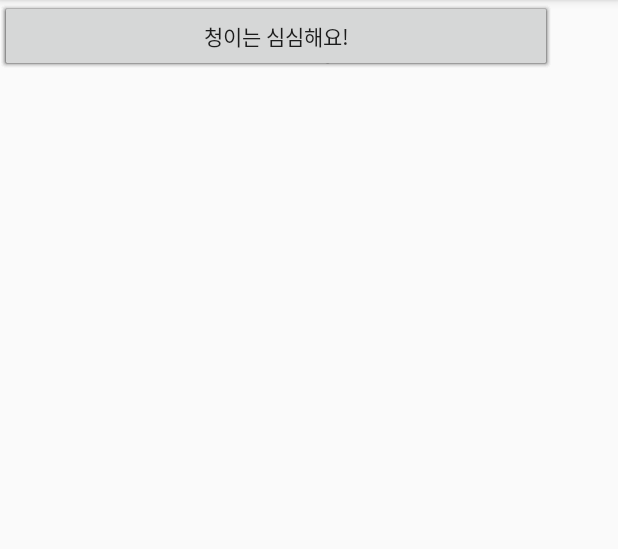
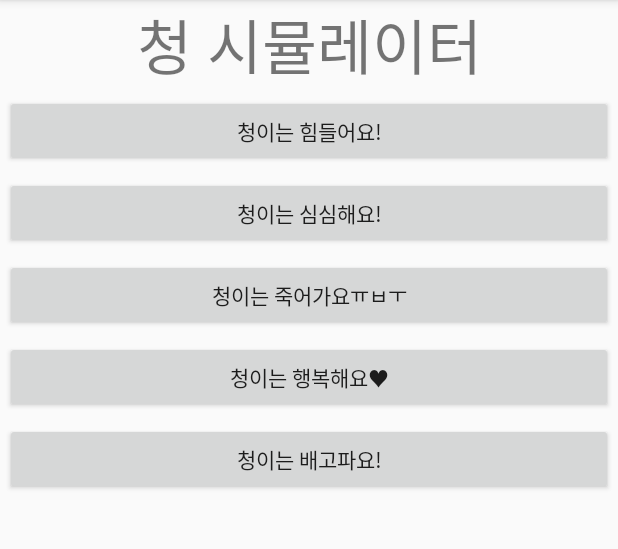
Before and after one commit to BbongLee/friend-simulator, an Android app: the screen it shows after launch (MainActivity), on a phone screen of 412 x 824 dp, the part 84-633 px from its top. Run offline under Robolectric (Android 15) with nearby library versions, the phone set to English and light mode, and no system bars.

Commit message:
#7 리니어 레이아웃으로 레이아웃 변경

```diff
--- a/app/src/main/res/layout/activity_main.xml
+++ b/app/src/main/res/layout/activity_main.xml
@@ -1,60 +1,61 @@
 <?xml version="1.0" encoding="utf-8"?>
-<android.support.constraint.ConstraintLayout xmlns:android="http://schemas.android.com/apk/res/android"
+<LinearLayout
+    xmlns:android="http://schemas.android.com/apk/res/android"
     xmlns:app="http://schemas.android.com/apk/res-auto"
     xmlns:tools="http://schemas.android.com/tools"
+    android:orientation="vertical"
     android:layout_width="match_parent"
     android:layout_height="match_parent"
     tools:context="kr.hs.emirim.friendsimulatorbbonglee.imchung.MainActivity">
+    <!--"vertical" 세로로-->
 
     <TextView
-        android:layout_width="wrap_content"
+        android:layout_width="match_parent"
         android:layout_height="wrap_content"
-        android:text="Hello Chung World!"
-        app:layout_constraintBottom_toBottomOf="parent"
-        app:layout_constraintLeft_toLeftOf="parent"
-        app:layout_constraintRight_toRightOf="parent"
-        app:layout_constraintTop_toTopOf="parent"
-        app:layout_constraintVertical_bias="0.032" />
+        android:gravity="center"
+        android:textSize="40sp"
+        android:text="청 시뮬레이터"
+        />
 
     <Button
         android:id="@+id/button1"
-        android:layout_width="368dp"
+        android:layout_width="match_parent"
         android:layout_height="wrap_content"
+        android:layout_margin="3dp"
         android:text="청이는 힘들어요!"
-        tools:layout_editor_absoluteX="8dp"
-        tools:layout_editor_absoluteY="161dp" />
+        />
 
     <Button
         android:id="@+id/button2"
-        android:layout_width="368dp"
+        android:layout_width="match_parent"
         android:layout_height="wrap_content"
+        android:layout_margin="3dp"
         android:text="청이는 심심해요!"
-        tools:layout_editor_absoluteX="8dp"
-        tools:layout_editor_absoluteY="103dp" />
+        />
 
     <Button
         android:id="@+id/button3"
-        android:layout_width="368dp"
+        android:layout_width="match_parent"
         android:layout_height="wrap_content"
+        android:layout_margin="3dp"
         android:text="청이는 죽어가요ㅠㅂㅜ"
-        tools:layout_editor_absoluteX="8dp"
-        tools:layout_editor_absoluteY="103dp" />
+        />
 
     <Button
         android:id="@+id/button4"
-        android:layout_width="368dp"
+        android:layout_width="match_parent"
         android:layout_height="wrap_content"
-        android:text="청이는 심심해요!"
-        tools:layout_editor_absoluteX="8dp"
-        tools:layout_editor_absoluteY="103dp" />
+        android:layout_margin="3dp"
+        android:text="청이는 행복해요♥"
+        />
 
     <Button
         android:id="@+id/button5"
-        android:layout_width="368dp"
+        android:layout_width="match_parent"
         android:layout_height="wrap_content"
-        android:text="청이는 심심해요!"
-        tools:layout_editor_absoluteX="8dp"
-        tools:layout_editor_absoluteY="103dp" />
+        android:layout_margin="3dp"
+        android:text="청이는 배고파요!"
+        />
 
 
-</android.support.constraint.ConstraintLayout>
+</LinearLayout>
```
Also changed, not shown: 1 other file.
